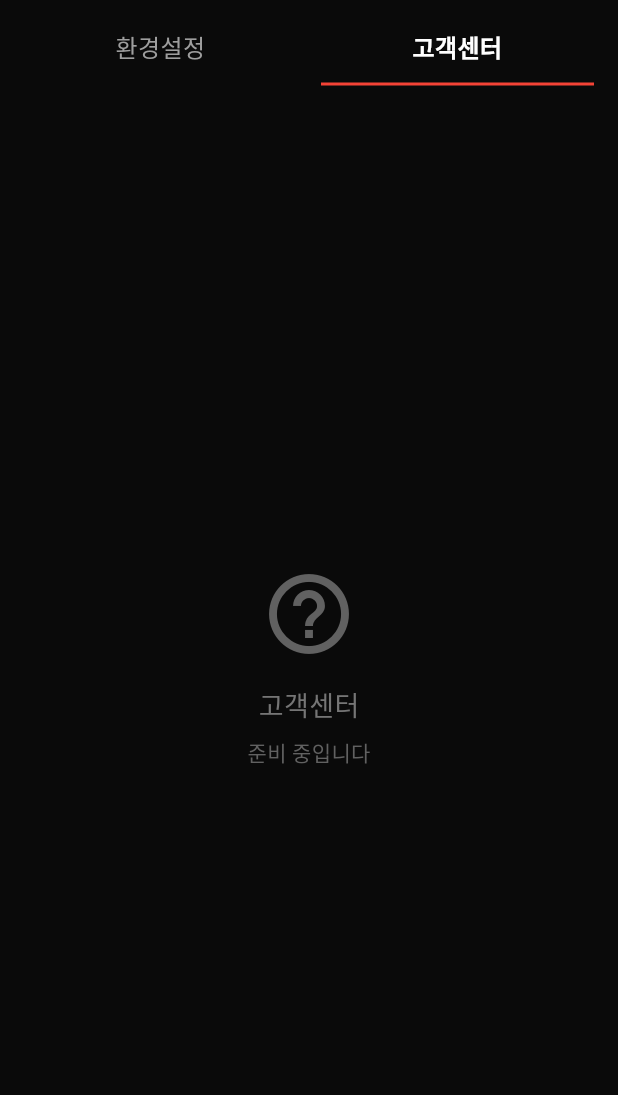
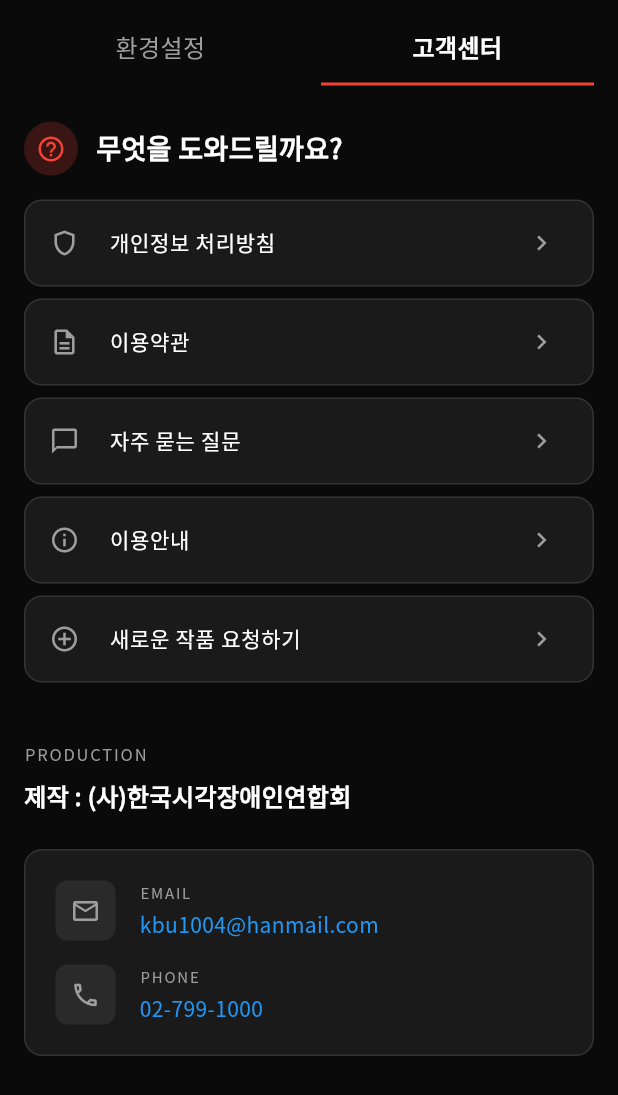
Before and after one commit to Chung-haiseag/audioview-flutter, a Flutter app: the SettingsScreen screen opened directly, after a tap on "고객센터", on a phone screen of 412 x 824 dp. Shown: the top 1095 px of the screen. Run offline on Flutter 3.47's test engine with Material 3 defaults, Android fonts, the phone set to English and light mode, and no system bars; our stand-ins replace flutter_animate, google_fonts, lucide_icons, shared_preferences; accounts and stored records are empty; network calls fail.

Commit message:
feat: 고객센터 탭 구현
- '무엇을 도와드릴까요?' 섹션 추가
- 도움말 메뉴 추가:
  - 개인정보 처리방침
  - 이용약관
  - 자주 묻는 질문
  - 이용안내
  - 새로운 작품 요청하기
- 제작사 정보 섹션 추가
  - 제작: (사)한국시각장애인연합회
  - 이메일: kbu1004@hanmail.com
  - 전화: 02-799-1000

```diff
--- a/lib/screens/settings/settings_screen.dart
+++ b/lib/screens/settings/settings_screen.dart
@@ -242,32 +242,209 @@ class _SettingsScreenState extends State<SettingsScreen> {
   }
 
   Widget _buildCustomerCenter() {
-    return Center(
-      child: Column(
-        mainAxisAlignment: MainAxisAlignment.center,
+    return ListView(
+      padding: const EdgeInsets.all(16),
       children: [
-          Icon(
+        // Help section header
+        Row(
+          children: [
+            Container(
+              padding: const EdgeInsets.all(8),
+              decoration: BoxDecoration(
+                color: Colors.red.withOpacity(0.2),
+                shape: BoxShape.circle,
+              ),
+              child: const Icon(
                 Icons.help_outline,
-            size: 64,
-            color: Colors.grey[700],
+                color: Colors.red,
+                size: 20,
               ),
+            ),
+            const SizedBox(width: 12),
+            const Text(
+              '무엇을 도와드릴까요?',
+              style: TextStyle(
+                color: Colors.white,
+                fontSize: 18,
+                fontWeight: FontWeight.bold,
+              ),
+            ),
+          ],
+        ),
+
         const SizedBox(height: 16),
-          Text(
-            '고객센터',
+
+        // Help menu items
+        _buildHelpMenuItem(
+          icon: Icons.shield_outlined,
+          title: '개인정보 처리방침',
+          onTap: () {},
+        ),
+        _buildHelpMenuItem(
+          icon: Icons.description_outlined,
+          title: '이용약관',
+          onTap: () {},
+        ),
+        _buildHelpMenuItem(
+          icon: Icons.chat_bubble_outline,
+          title: '자주 묻는 질문',
+          onTap: () {},
+        ),
+        _buildHelpMenuItem(
+          icon: Icons.info_outline,
+          title: '이용안내',
+          onTap: () {},
+        ),
+        _buildHelpMenuItem(
+          icon: Icons.add_circle_outline,
+          title: '새로운 작품 요청하기',
+          onTap: () {},
+        ),
+
+        const SizedBox(height: 32),
+
+        // Production info
+        const Text(
+          'PRODUCTION',
           style: TextStyle(
-              color: Colors.grey[600],
-              fontSize: 18,
+            color: Colors.grey,
+            fontSize: 11,
+            letterSpacing: 1.2,
           ),
         ),
         const SizedBox(height: 8),
+        const Text(
+          '제작 : (사)한국시각장애인연합회',
+          style: TextStyle(
+            color: Colors.white,
+            fontSize: 16,
+            fontWeight: FontWeight.bold,
+          ),
+        ),
+
+        const SizedBox(height: 24),
+
+        // Contact info
+        Container(
+          padding: const EdgeInsets.all(20),
+          decoration: BoxDecoration(
+            color: const Color(0xFF1A1A1A),
+            borderRadius: BorderRadius.circular(12),
+            border: Border.all(color: const Color(0xFF333333)),
+          ),
+          child: Column(
+            children: [
+              Row(
+                children: [
+                  Container(
+                    padding: const EdgeInsets.all(10),
+                    decoration: BoxDecoration(
+                      color: const Color(0xFF2A2A2A),
+                      borderRadius: BorderRadius.circular(8),
+                    ),
+                    child: const Icon(
+                      Icons.email_outlined,
+                      color: Colors.grey,
+                      size: 20,
+                    ),
+                  ),
+                  const SizedBox(width: 16),
+                  const Column(
+                    crossAxisAlignment: CrossAxisAlignment.start,
+                    children: [
                       Text(
-            '준비 중입니다',
+                        'EMAIL',
                         style: TextStyle(
-              color: Colors.grey[700],
+                          color: Colors.grey,
+                          fontSize: 10,
+                          letterSpacing: 1.2,
+                        ),
+                      ),
+                      SizedBox(height: 4),
+                      Text(
+                        'kbu1004@hanmail.com',
+                        style: TextStyle(
+                          color: Colors.blue,
                           fontSize: 14,
                         ),
                       ),
                     ],
+                  ),
+                ],
+              ),
+              const SizedBox(height: 16),
+              Row(
+                children: [
+                  Container(
+                    padding: const EdgeInsets.all(10),
+                    decoration: BoxDecoration(
+                      color: const Color(0xFF2A2A2A),
+                      borderRadius: BorderRadius.circular(8),
+                    ),
+                    child: const Icon(
+                      Icons.phone_outlined,
+                      color: Colors.grey,
+                      size: 20,
+                    ),
+                  ),
+                  const SizedBox(width: 16),
+                  const Column(
+                    crossAxisAlignment: CrossAxisAlignment.start,
+                    children: [
+                      Text(
+                        'PHONE',
+                        style: TextStyle(
+                          color: Colors.grey,
+                          fontSize: 10,
+                          letterSpacing: 1.2,
+                        ),
+                      ),
+                      SizedBox(height: 4),
+                      Text(
+                        '02-799-1000',
+                        style: TextStyle(
+                          color: Colors.blue,
+                          fontSize: 14,
+                        ),
+                      ),
+                    ],
+                  ),
+                ],
+              ),
+            ],
+          ),
+        ),
+      ],
+    );
+  }
+
+  Widget _buildHelpMenuItem({
+    required IconData icon,
+    required String title,
+    required VoidCallback onTap,
+  }) {
+    return Container(
+      margin: const EdgeInsets.only(bottom: 8),
+      decoration: BoxDecoration(
+        color: const Color(0xFF1A1A1A),
+        borderRadius: BorderRadius.circular(12),
+        border: Border.all(color: const Color(0xFF333333)),
+      ),
+      child: ListTile(
+        leading: Icon(icon, color: Colors.grey, size: 20),
+        title: Text(
+          title,
+          style: const TextStyle(
+            color: Colors.white,
+            fontSize: 14,
+          ),
+        ),
+        trailing: const Icon(
+          Icons.chevron_right,
+          color: Colors.grey,
+          size: 20,
+        ),
+        onTap: onTap,
       ),
     );
   }
```
Lines whose indentation alone changed are shown as unchanged.
